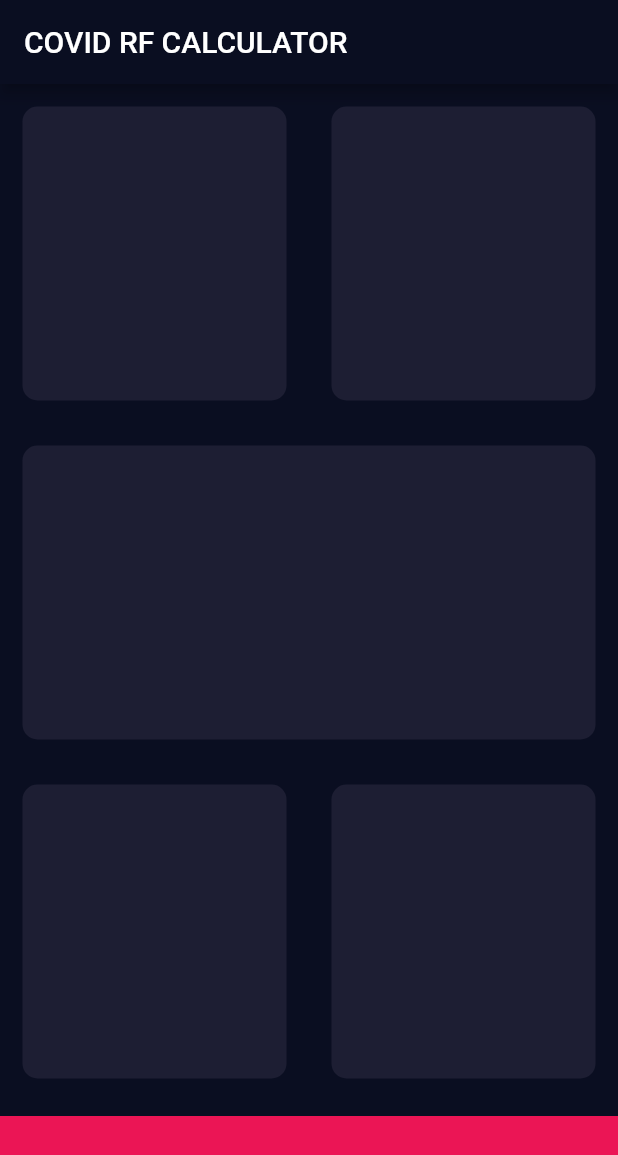
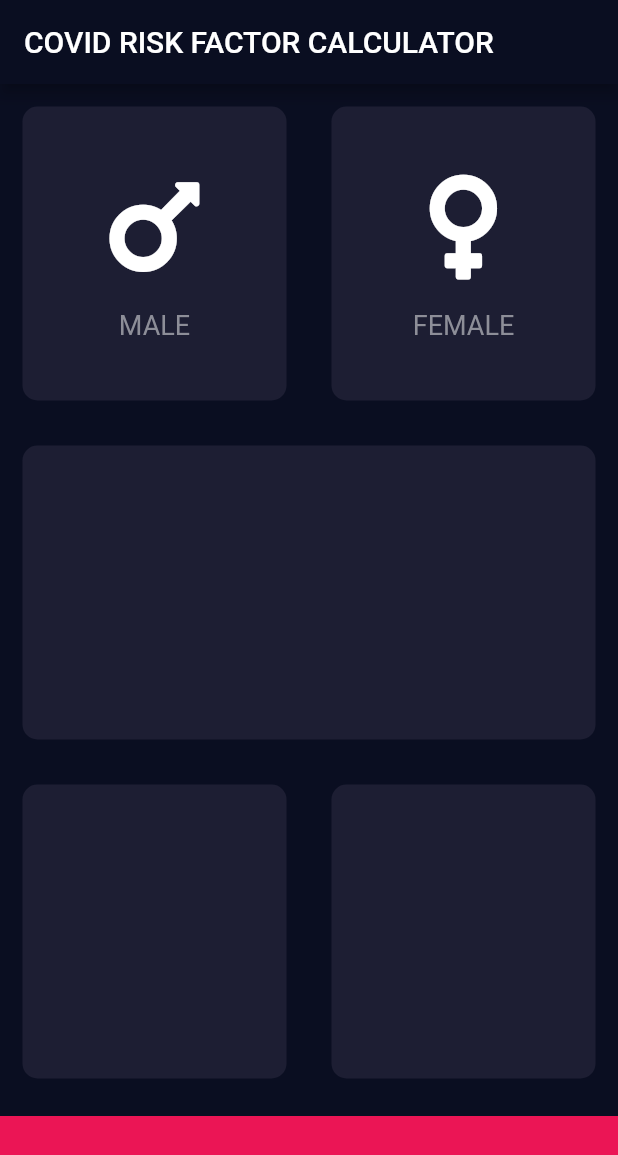
Before and after one commit to abhi-kv29/COVID-RISK-FACTOR-CALCULATOR, a Flutter app: the screen it shows after launch, on a phone screen of 412 x 824 dp. Shown: the top 1155 px of the screen. Run offline on Flutter 3.47's test engine with Material 2 defaults, Android fonts, the phone set to English and light mode, and no system bars; our stand-ins replace font_awesome_flutter.

Commit message:
added fontawesome package and 2 more dart files

```diff
--- /dev/null
+++ b/lib/icon_content.dart
@@ -0,0 +1,34 @@
+import 'package:flutter/material.dart';
+
+const labelTextStyle = TextStyle(
+  fontSize: 18.0,
+  color: Color(0xFF8D8E98),
+);
+
+class IconContent extends StatelessWidget {
+  IconContent({@required this.icon, @required this.label});
+
+  final IconData icon;
+  final String label;
+
+  @override
+  Widget build(BuildContext context) {
+    return Column(
+      mainAxisAlignment: MainAxisAlignment.center,
+      children: <Widget>[
+        Icon(
+          icon,
+          color: Colors.white,
+          size: 80.0,
+        ),
+        SizedBox(
+          height: 15.0,
+        ),
+        Text(
+          label,
+          style: labelTextStyle,
+        ),
+      ],
+    );
+  }
+}
--- a/lib/input_page.dart
+++ b/lib/input_page.dart
@@ -1,4 +1,7 @@
 import 'package:flutter/material.dart';
+import 'package:font_awesome_flutter/font_awesome_flutter.dart';
+import 'icon_content.dart';
+import 'reusable_card.dart';
 
 const bottomContainerHeight = 80.0;
 const activeCardColour = Color(0xFF1D1E33);
@@ -13,7 +16,7 @@ class _InputPageState extends State<InputPage> {
   Widget build(BuildContext context) {
     return Scaffold(
         appBar: AppBar(
-          title: Text('COVID RF CALCULATOR'),
+          title: Text('COVID RISK FACTOR CALCULATOR'),
         ),
         body: Column(
           children: <Widget>[
@@ -23,11 +26,19 @@ class _InputPageState extends State<InputPage> {
                   Expanded(
                     child: ReusableCard(
                       colour: activeCardColour,
+                      cardChild: IconContent(
+                        icon: FontAwesomeIcons.mars,
+                        label: 'MALE',
+                      ),
                     ),
                   ),
                   Expanded(
                     child: ReusableCard(
                       colour: activeCardColour,
+                      cardChild: IconContent(
+                        icon: FontAwesomeIcons.venus,
+                        label: 'FEMALE',
+                      ),
                     ),
                   ),
                 ],
@@ -64,18 +75,3 @@ class _InputPageState extends State<InputPage> {
         ));
   }
 }
-
-class ReusableCard extends StatelessWidget {
-  ReusableCard({@required this.colour});
-  final Color colour;
-  @override
-  Widget build(BuildContext context) {
-    return Container(
-      margin: EdgeInsets.all(15.0),
-      decoration: BoxDecoration(
-        color: colour,
-        borderRadius: BorderRadius.circular(10.0),
-      ),
-    );
-  }
-}
--- a/lib/main.dart
+++ b/lib/main.dart
@@ -7,6 +7,7 @@ class COVIDRFCalculator extends StatelessWidget {
   @override
   Widget build(BuildContext context) {
     return MaterialApp(
+      debugShowCheckedModeBanner: false,
       theme: ThemeData(
         primaryColor: Color(0xFF0A0E21),
         scaffoldBackgroundColor: Color(0xFF0A0E21),
--- /dev/null
+++ b/lib/reusable_card.dart
@@ -0,0 +1,18 @@
+import 'package:flutter/material.dart';
+
+class ReusableCard extends StatelessWidget {
+  ReusableCard({@required this.cardChild, @required this.colour});
+  final Color colour;
+  final Widget cardChild;
+  @override
+  Widget build(BuildContext context) {
+    return Container(
+      child: cardChild,
+      margin: EdgeInsets.all(15.0),
+      decoration: BoxDecoration(
+        color: colour,
+        borderRadius: BorderRadius.circular(10.0),
+      ),
+    );
+  }
+}
--- a/pubspec.yaml
+++ b/pubspec.yaml
@@ -28,7 +28,7 @@ dependencies:
   # The following adds the Cupertino Icons font to your application.
   # Use with the CupertinoIcons class for iOS style icons.
   cupertino_icons: ^1.0.0
-
+  font_awesome_flutter: ^8.11.0
 dev_dependencies:
   flutter_test:
     sdk: flutter
```
Also changed, not shown: pubspec.lock.
